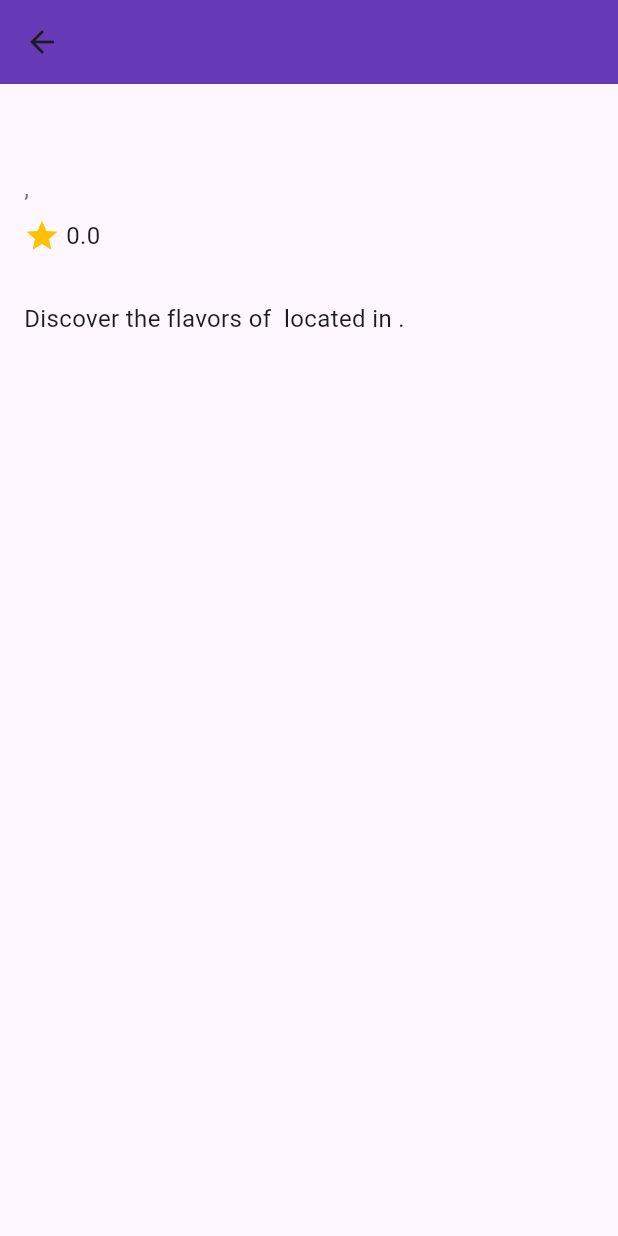
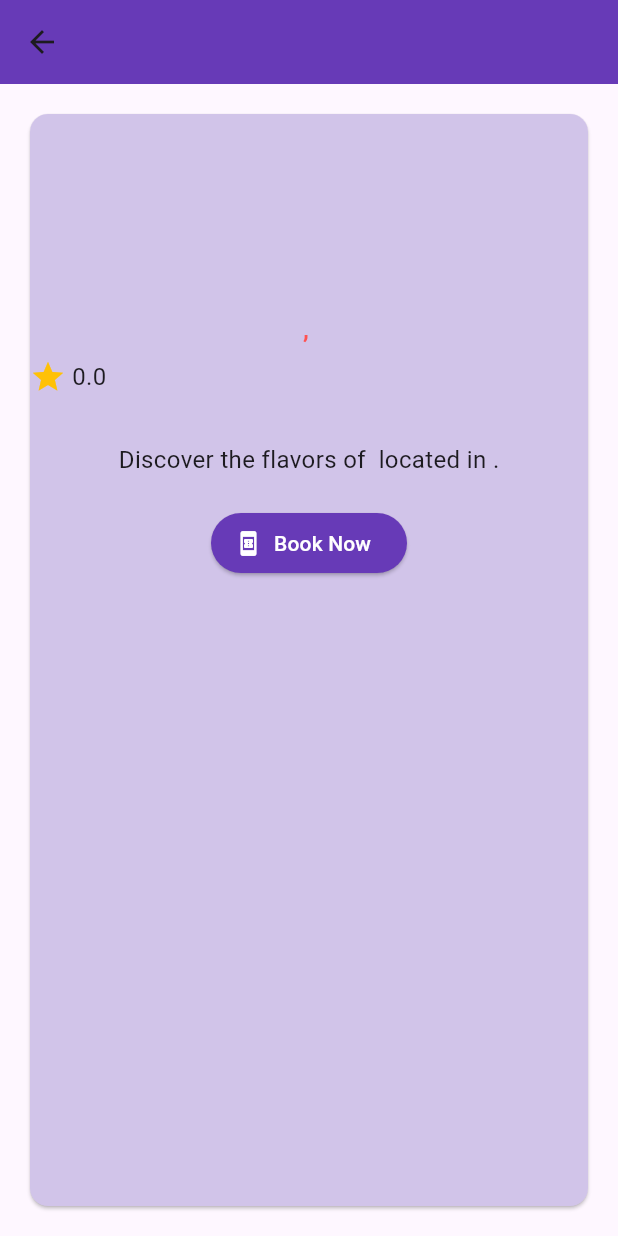
Before and after one commit to mzoir/tourisme, a Flutter app: the Restode screen opened directly with empty values, on a phone screen of 412 x 824 dp. Run offline on Flutter 3.47's test engine with Material 3 defaults, Android fonts, the phone set to English and light mode, and no system bars; our stand-ins replace cloud_firestore, firebase_auth, firebase_core; accounts and stored records are empty.

Commit message:
commot hotels

```diff
--- a/lib/view/restodetails.dart
+++ b/lib/view/restodetails.dart
@@ -19,12 +19,15 @@ class _RestodeState extends State<Restode> {
         title: Text(restaurant.name),
         backgroundColor: Colors.deepPurple,
       ),
-      body: SingleChildScrollView(
-        child: Padding(
+      body:  Padding(
           padding: const EdgeInsets.all(16.0),
-          child: Column(
-            crossAxisAlignment: CrossAxisAlignment.start,
+          child: Center(child:
+    Card( color: Colors.deepPurple[100],
+
+      child: Center(child : Column(
+            crossAxisAlignment: CrossAxisAlignment.center,
             children: [
+              const SizedBox(height: 90),
               // Restaurant Name
               Text(
                 restaurant.name,
@@ -35,7 +38,7 @@ class _RestodeState extends State<Restode> {
               // Address and City
               Text(
                 "${restaurant.address}, ${restaurant.ville}",
-                style: TextStyle(fontSize: 16, color: Colors.grey[600]),
+                style: TextStyle(fontSize: 16, color: Colors.redAccent,fontWeight: FontWeight.bold),
               ),
               const SizedBox(height: 8),
 
@@ -64,7 +67,7 @@ class _RestodeState extends State<Restode> {
                         child: ClipRRect(
                           borderRadius: BorderRadius.circular(8),
                           child: Image.network(
-                            restaurant.images[index],
+                            restaurant.images[0],
                             fit: BoxFit.cover,
                           ),
                         ),
@@ -79,10 +82,27 @@ class _RestodeState extends State<Restode> {
                 "Discover the flavors of ${restaurant.name} located in ${restaurant.ville}.",
                 style: TextStyle(fontSize: 16),
               ),
+              const SizedBox(height: 20),
+
+              ElevatedButton.icon(
+                onPressed: () {
+                  // Add your booking functionality here
+                },
+                icon: const Icon(Icons.book_online),
+                label: const Text("Book Now"),
+                style: ElevatedButton.styleFrom(
+                  backgroundColor: Colors.deepPurple,
+                  foregroundColor: Colors.white,
+                ),
+              ),
+
+
             ],
           ),
         ),
       ),
-    );
+    ),
+      ),
+      );
   }
 }
```
Also changed, not shown: 1 other file.
